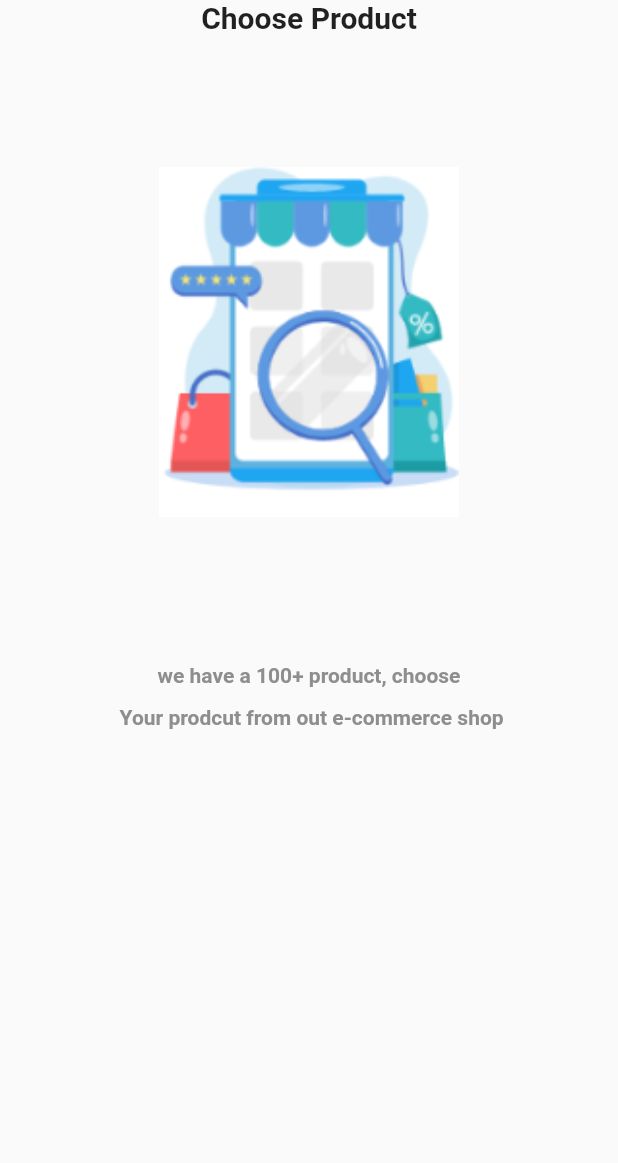
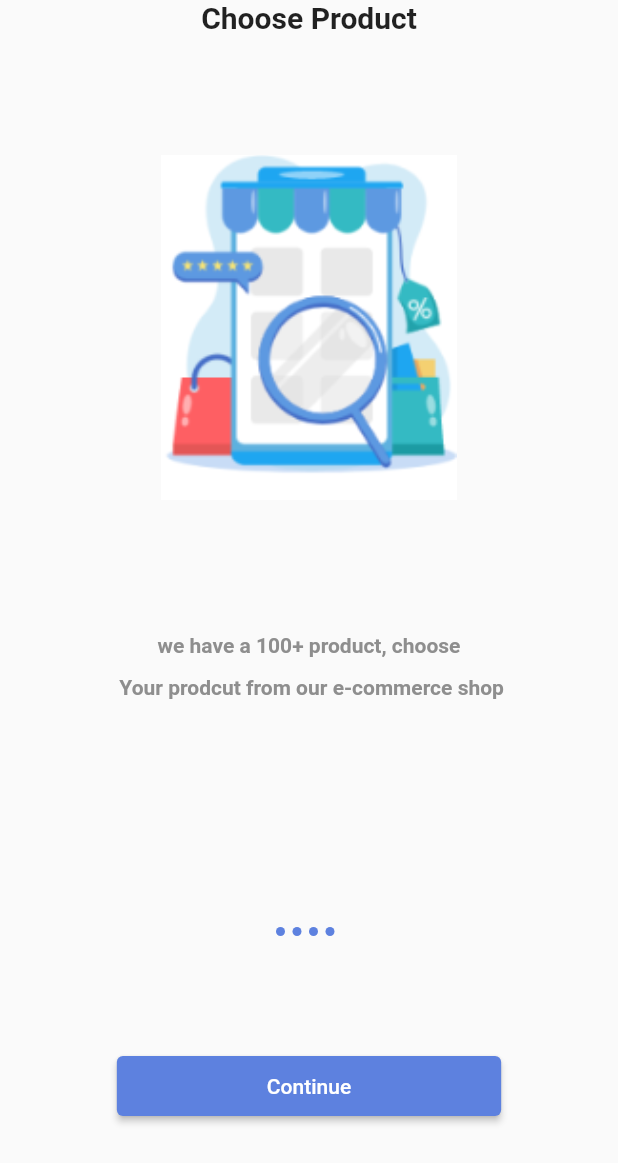
Before and after one commit to ahhmedsafwat/store, a Flutter app: the screen it shows after launch, on a phone screen of 412 x 824 dp. Shown: the top 1163 px of the screen. Run offline on Flutter 3.47's test engine with Material 2 defaults, Android fonts, the phone set to English and light mode, and no system bars; our stand-ins replace get.

Commit message:
refactor the onboarding page to be cleaner

```diff
--- a/lib/core/constant/color.dart
+++ b/lib/core/constant/color.dart
@@ -2,4 +2,5 @@ import 'package:flutter/material.dart';
 
 class Appcolor {
   static const Color grey = Color(0xff8e8e8e);
+  static const Color primaryColor = Color(0xff5d81df);
 }
--- a/lib/core/constant/imageasset.dart
+++ b/lib/core/constant/imageasset.dart
@@ -1,5 +1,3 @@
-import 'package:flutter/material.dart';
-
 class AppImageAsset {
   static String rootImage = 'assets/images';
 
--- a/lib/data/datasource/static/static.dart
+++ b/lib/data/datasource/static/static.dart
@@ -5,7 +5,7 @@ List<OnBoardingModel> onBoardingList = [
   OnBoardingModel(
       title: 'Choose Product',
       body:
-          'we have a 100+ product, choose\n Your prodcut from out e-commerce shop',
+          'we have a 100+ product, choose\n Your prodcut from our e-commerce shop',
       img: AppImageAsset.onBoardingImageOne),
   OnBoardingModel(
     title: 'Easy & Safe Payment',
--- a/lib/view/screen/onboarding.dart
+++ b/lib/view/screen/onboarding.dart
@@ -1,49 +1,34 @@
 import 'package:flutter/material.dart';
 import 'package:sotre/core/constant/color.dart';
 import 'package:sotre/data/datasource/static/static.dart';
+import 'package:sotre/view/widget/onboarding/custombtn.dart';
+import 'package:sotre/view/widget/onboarding/customslider.dart';
+import 'package:sotre/view/widget/onboarding/dotscontroller.dart';
 
 class OnBoarding extends StatelessWidget {
   const OnBoarding({super.key});
 
   @override
   Widget build(BuildContext context) {
-    return Scaffold(
+    return const Scaffold(
       body: SafeArea(
-        child: PageView.builder(
-          physics: BouncingScrollPhysics(),
-          itemCount: onBoardingList.length,
-          itemBuilder: (context, index) {
-            return Column(
-              children: [
-                Text(
-                  onBoardingList[index].title!,
-                  style: const TextStyle(
-                      fontWeight: FontWeight.bold, fontSize: 20),
-                ),
-                const SizedBox(height: 80),
-                Image(
-                  width: 200,
-                  height: 250,
-                  fit: BoxFit.contain,
-                  image: AssetImage(onBoardingList[index].img!),
-                ),
-                const SizedBox(height: 80),
-                Container(
-                  padding: const EdgeInsets.symmetric(horizontal: 45),
-                  alignment: Alignment.center,
-                  width: double.infinity,
-                  child: Text(
-                    onBoardingList[index].body!,
-                    textAlign: TextAlign.center,
-                    style: const TextStyle(
-                        height: 2,
-                        color: Appcolor.grey,
-                        fontWeight: FontWeight.bold),
-                  ),
-                ),
-              ],
-            );
-          },
+        child: Column(
+          children: [
+            Expanded(
+              flex: 3,
+              child: CustomSliderOnboard(),
+            ),
+            Expanded(
+                flex: 1,
+                child: Column(
+                  children: [
+                    CustomdotsOnboarding(),
+                    Spacer(),
+                    CustomBtnOnboarding(),
+                    Spacer()
+                  ],
+                ))
+          ],
         ),
       ),
     );
--- /dev/null
+++ b/lib/view/widget/onboarding/custombtn.dart
@@ -0,0 +1,22 @@
+import 'package:flutter/material.dart';
+
+import '../../../core/constant/color.dart';
+
+class CustomBtnOnboarding extends StatelessWidget {
+  const CustomBtnOnboarding({super.key});
+
+  @override
+  Widget build(BuildContext context) {
+    return Container(
+      height: 40,
+      child: ElevatedButton(
+        onPressed: () {},
+        style: ElevatedButton.styleFrom(
+          backgroundColor: Appcolor.primaryColor,
+          padding: const EdgeInsets.symmetric(horizontal: 100, vertical: 2),
+        ),
+        child: const Text('Continue'),
+      ),
+    );
+  }
+}
--- /dev/null
+++ b/lib/view/widget/onboarding/customslider.dart
@@ -0,0 +1,47 @@
+import 'package:flutter/material.dart';
+
+import '../../../core/constant/color.dart';
+import '../../../data/datasource/static/static.dart';
+
+class CustomSliderOnboard extends StatelessWidget {
+  const CustomSliderOnboard({super.key});
+
+  @override
+  Widget build(BuildContext context) {
+    return PageView.builder(
+      physics: const BouncingScrollPhysics(),
+      itemCount: onBoardingList.length,
+      itemBuilder: (context, index) {
+        return Column(
+          children: [
+            Text(
+              onBoardingList[index].title!,
+              style: const TextStyle(fontWeight: FontWeight.bold, fontSize: 20),
+            ),
+            const SizedBox(height: 80),
+            Image(
+              width: 200,
+              height: 230,
+              fit: BoxFit.contain,
+              image: AssetImage(onBoardingList[index].img!),
+            ),
+            const SizedBox(height: 80),
+            Container(
+              padding: const EdgeInsets.symmetric(horizontal: 45),
+              alignment: Alignment.center,
+              width: double.infinity,
+              child: Text(
+                onBoardingList[index].body!,
+                textAlign: TextAlign.center,
+                style: const TextStyle(
+                    height: 2,
+                    color: Appcolor.grey,
+                    fontWeight: FontWeight.bold),
+              ),
+            ),
+          ],
+        );
+      },
+    );
+  }
+}
--- /dev/null
+++ b/lib/view/widget/onboarding/dotscontroller.dart
@@ -0,0 +1,29 @@
+import 'package:flutter/material.dart';
+
+import '../../../core/constant/color.dart';
+import '../../../data/datasource/static/static.dart';
+
+class CustomdotsOnboarding extends StatelessWidget {
+  const CustomdotsOnboarding({super.key});
+
+  @override
+  Widget build(BuildContext context) {
+    return Row(
+      mainAxisAlignment: MainAxisAlignment.center,
+      children: [
+        ...List.generate(
+          onBoardingList.length,
+          (index) => AnimatedContainer(
+            margin: const EdgeInsets.only(right: 5),
+            duration: const Duration(milliseconds: 900),
+            width: 6,
+            height: 6,
+            decoration: BoxDecoration(
+                color: Appcolor.primaryColor,
+                borderRadius: BorderRadius.circular(10)),
+          ),
+        )
+      ],
+    );
+  }
+}
```
